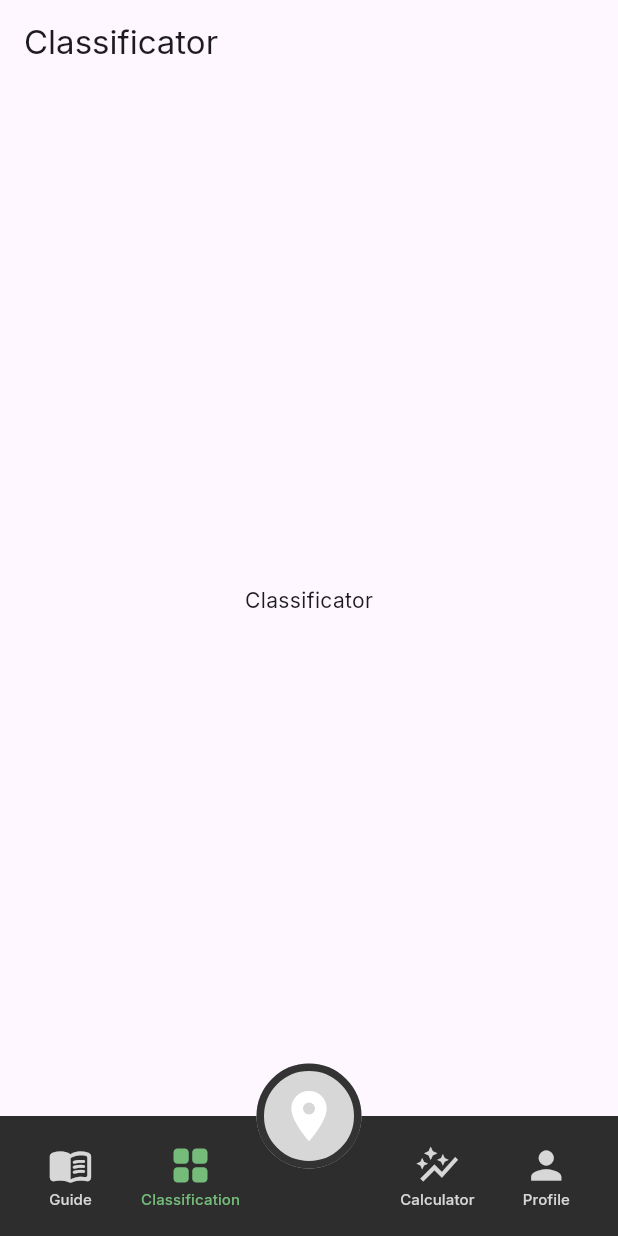
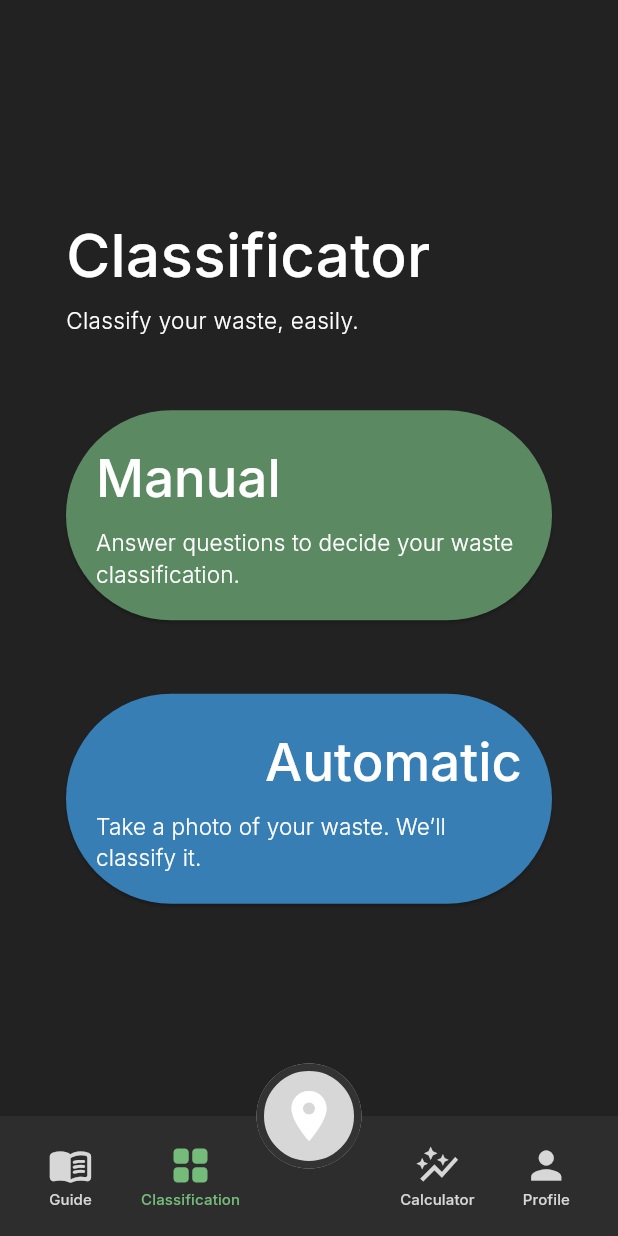
Before and after one commit to competeteam/EcoBin, a Flutter app: the screen it shows after launch, item 2 of the bottom bar chosen, on a phone screen of 412 x 824 dp. Run offline on Flutter 3.47's test engine with Material 3 defaults, Android fonts, the phone set to English and light mode, and no system bars; our stand-ins replace cloud_firestore, go_router, google_fonts; accounts and stored records are empty.

Commit message:
feat: add base layout of classification page

```diff
--- a/lib/page/classificator.dart
+++ b/lib/page/classificator.dart
@@ -8,15 +8,118 @@ class Classificator extends StatefulWidget {
 }
 
 class _ClassificatorState extends State<Classificator> {
+
+
   @override
   Widget build(BuildContext context) {
     return Scaffold(
-      appBar: AppBar(
-        title: const Text('Classificator'),
-      ),
-      body: const Center(
-        child: Text('Classificator'),
-      ),
+      backgroundColor: const Color(0xFF222222),
+      body: Container(
+          padding: const EdgeInsets.all(44),
+          child:  Column(
+            mainAxisAlignment: MainAxisAlignment.center,
+            crossAxisAlignment: CrossAxisAlignment.start,
+            children: [
+              const Column(
+                crossAxisAlignment: CrossAxisAlignment.start,
+                children: [
+                  Text(
+                    'Classificator',
+                    style: TextStyle(
+                      color: Colors.white,
+                      fontSize: 40,
+                      fontWeight: FontWeight.w500,
+                    ),
+                  ),
+                  SizedBox(height: 5,),
+                  Text(
+                    'Classify your waste, easily.',
+                    style: TextStyle(
+                      color: Colors.white,
+                      fontSize: 15,
+                      fontWeight: FontWeight.w300,
+                    ),
+                  ),
+                ],
+              ),
+              const SizedBox(height: 49,),
+              Column (
+                children: [
+                  Column(
+                    mainAxisAlignment: MainAxisAlignment.center,
+                    children: [
+                      ElevatedButton(
+                        onPressed:() {
+                          // ignore: avoid_print
+                          print('Manual button Clicked');
+                        },
+                        style: ElevatedButton.styleFrom(
+                          backgroundColor: const Color(0xFF5B8A62),
+                          padding: const EdgeInsets.all(20),
+                        ),
+                        child: const Column(
+                          crossAxisAlignment: CrossAxisAlignment.start,
+                          children: [
+                            Text(
+                              'Manual',
+                              style: TextStyle(
+                                color: Colors.white,
+                                fontWeight: FontWeight.w500,
+                                fontSize: 35,
+                              ),
+                            ),
+                            SizedBox(height: 8,),
+                            Text(
+                              'Answer questions to decide your waste classification.',
+                              style: TextStyle(
+                                color: Colors.white,
+                                fontWeight: FontWeight.w300,
+                                fontSize: 15,
+                              ),
+                            )
+                          ],
+                        ),
+                      ),
+                      const SizedBox(height: 49,),
+                      ElevatedButton(
+                        onPressed:() {
+                          // ignore: avoid_print
+                          print('Automatic button Clicked');
+                        },
+                        style: ElevatedButton.styleFrom(
+                          backgroundColor: const Color(0xFF377EB5),
+                          padding: const EdgeInsets.all(20),
+                        ),
+                        child: const Column(
+                          crossAxisAlignment: CrossAxisAlignment.end,
+                          children: [
+                            Text(
+                              'Automatic',
+                              style: TextStyle(
+                                color: Colors.white,
+                                fontWeight: FontWeight.w500,
+                                fontSize: 35,
+                              ),
+                            ),
+                            SizedBox(height: 8,),
+                            Text(
+                              'Take a photo of your waste. We’ll classify it.',
+                              style: TextStyle(
+                                color: Colors.white,
+                                fontWeight: FontWeight.w300,
+                                fontSize: 15,
+                              ),
+                            )
+                          ],
+                        ),
+                      ),
+                    ],
+                  ),
+                ],
+              ),
+            ],
+          ),
+        ),
     );
   }
 }
```
